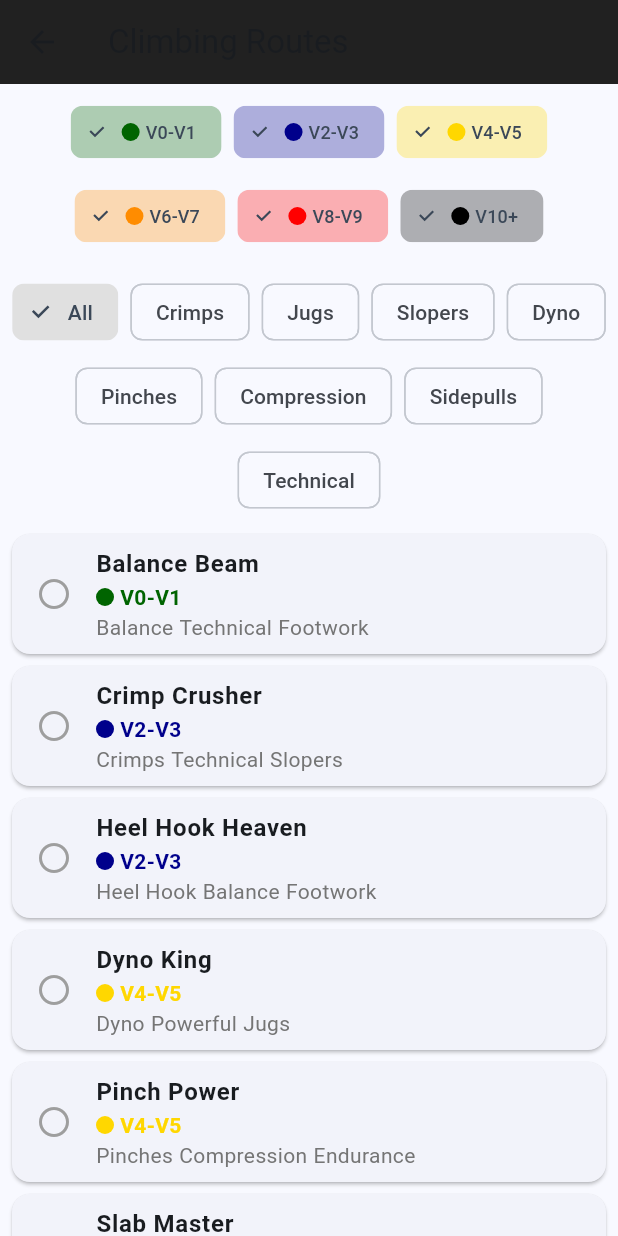
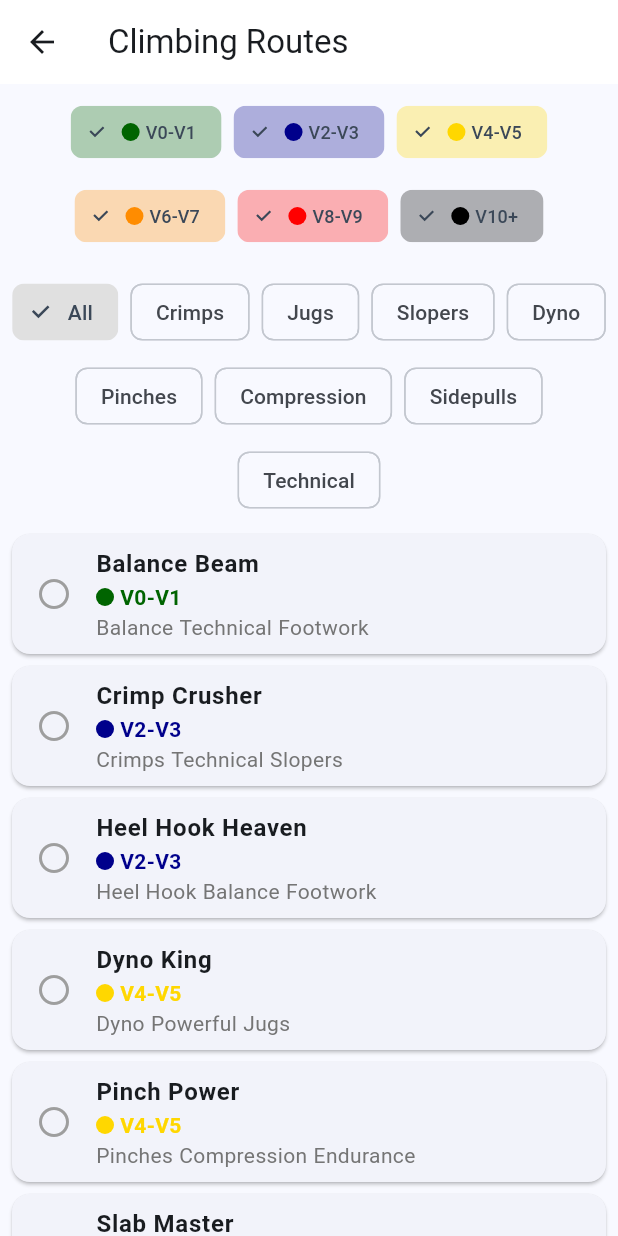
Before and after one commit to SriramKoukuntla/Ascend-UMass-Climbing-App, a Flutter app: the ClimbingListPage screen opened directly, on a phone screen of 412 x 824 dp. Run offline on Flutter 3.47's test engine with Material 3 defaults, Android fonts, the light colour scheme and no system bars; our stand-ins replace shared_preferences; accounts and stored records are empty.

Commit message:
changed the top bar from black to white for visibility

```diff
--- a/ascend/lib/pages/videos_page.dart
+++ b/ascend/lib/pages/videos_page.dart
@@ -283,7 +283,7 @@ class _ClimbingListPageState extends State<ClimbingListPage> {
     return Scaffold(
       appBar: AppBar(
         title: const Text('Climbing Routes'),
-        backgroundColor: Colors.grey[900],
+        backgroundColor: const Color.fromARGB(255, 255, 255, 255),
       ),
       body: Column(
         children: [
```
